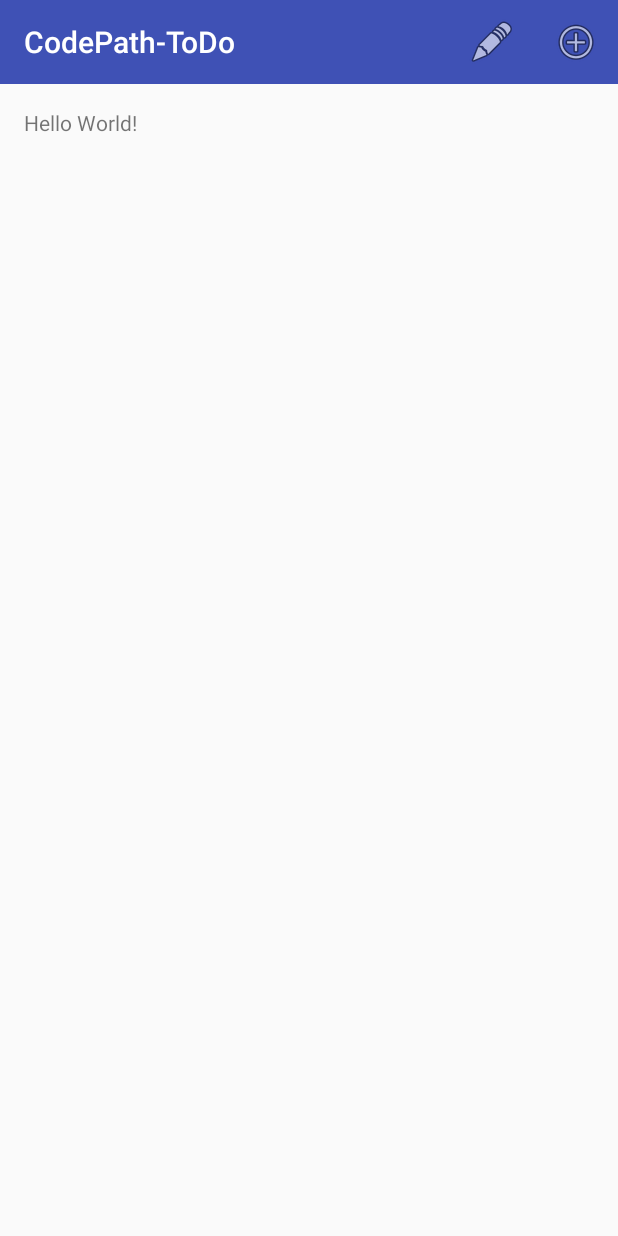
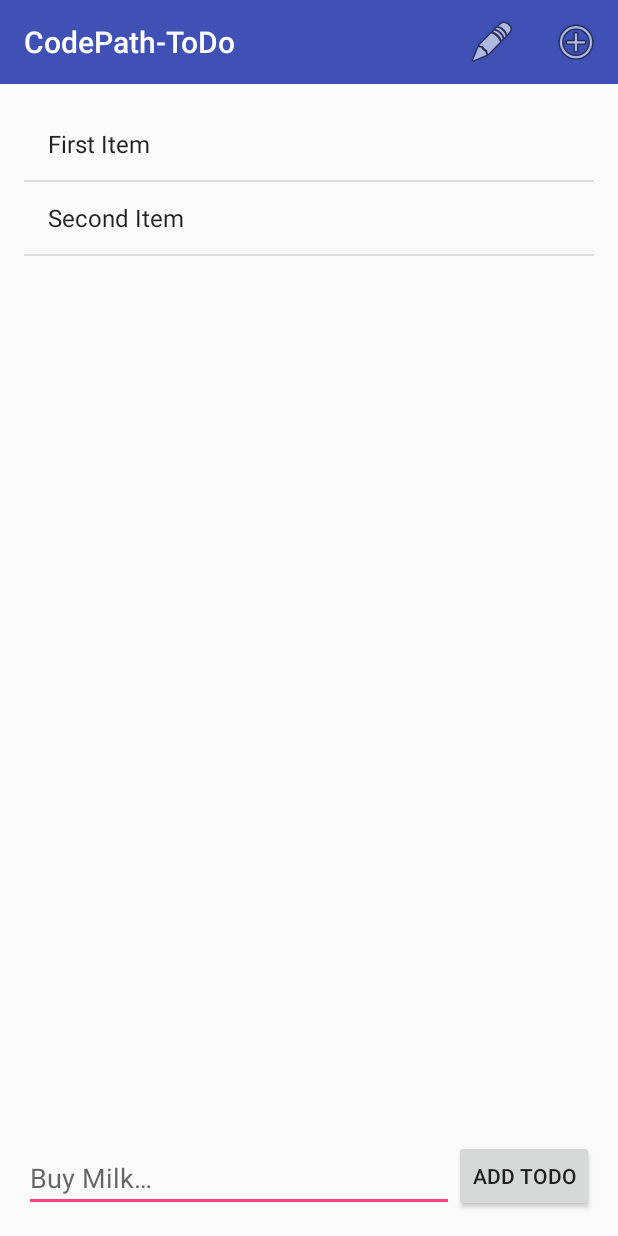
Before and after one commit to Arta0613/CodePath-ToDo, an Android app: the screen it shows after launch (MainActivity), on a phone screen of 412 x 824 dp. Run offline under Robolectric (Android 15) with nearby library versions, the phone set to English and light mode, and no system bars.

Commit message:
Hook listview with adapter and sample items

```diff
--- a/app/src/main/java/com/rushlimit/codepath_todo/MainActivity.java
+++ b/app/src/main/java/com/rushlimit/codepath_todo/MainActivity.java
@@ -5,9 +5,16 @@ import android.os.Bundle;
 import android.support.v7.widget.Toolbar;
 import android.view.Menu;
 import android.view.MenuItem;
+import android.widget.ArrayAdapter;
+import android.widget.ListView;
 import android.widget.Toast;
 
+import java.util.ArrayList;
+
 public class MainActivity extends AppCompatActivity {
+    ArrayList<String> items;
+    ArrayAdapter<String> itemsAdapter;
+    ListView lvItems;
 
     @Override
     protected void onCreate(Bundle savedInstanceState) {
@@ -16,6 +23,13 @@ public class MainActivity extends AppCompatActivity {
 
         Toolbar toolbar = (Toolbar) findViewById(R.id.toolbar);
         setSupportActionBar(toolbar);
+
+        lvItems = (ListView) findViewById(R.id.todoListView);
+        items = new ArrayList<>();
+        itemsAdapter = new ArrayAdapter<>(this, android.R.layout.simple_list_item_1, items);
+        lvItems.setAdapter(itemsAdapter);
+        itemsAdapter.add("First Item");
+        itemsAdapter.add("Second Item");
     }
 
     @Override
--- a/app/src/main/res/layout/activity_main.xml
+++ b/app/src/main/res/layout/activity_main.xml
@@ -18,10 +18,33 @@
         android:paddingRight="@dimen/activity_horizontal_margin"
         android:paddingTop="@dimen/activity_vertical_margin">
 
-        <TextView
+        <Button
+            android:id="@+id/todoAddButton"
             android:layout_width="wrap_content"
             android:layout_height="wrap_content"
-            android:text="Hello World!"/>
+            android:layout_alignParentBottom="true"
+            android:layout_alignParentEnd="true"
+            android:text="@string/todo_add"
+            android:layout_alignParentRight="true"/>
+
+        <EditText
+            android:id="@+id/todoToAdd"
+            android:layout_width="wrap_content"
+            android:layout_height="wrap_content"
+            android:layout_alignParentBottom="true"
+            android:layout_alignParentLeft="true"
+            android:layout_alignParentStart="true"
+            android:layout_toLeftOf="@id/todoAddButton"
+            android:layout_toStartOf="@id/todoAddButton"
+            android:hint="@string/todo_add_item"
+            android:inputType="textShortMessage"/>
+
+        <ListView
+            android:id="@+id/todoListView"
+            android:layout_width="match_parent"
+            android:layout_height="match_parent"
+            android:layout_above="@id/todoAddButton"
+            android:layout_marginBottom="10dp"/>
 
     </RelativeLayout>
 </LinearLayout>
--- a/app/src/main/res/values/strings.xml
+++ b/app/src/main/res/values/strings.xml
@@ -1,3 +1,5 @@
 <resources>
     <string name="app_name">CodePath-ToDo</string>
+    <string name="todo_add_item">Buy Milk…</string>
+    <string name="todo_add">Add ToDo</string>
 </resources>
```
